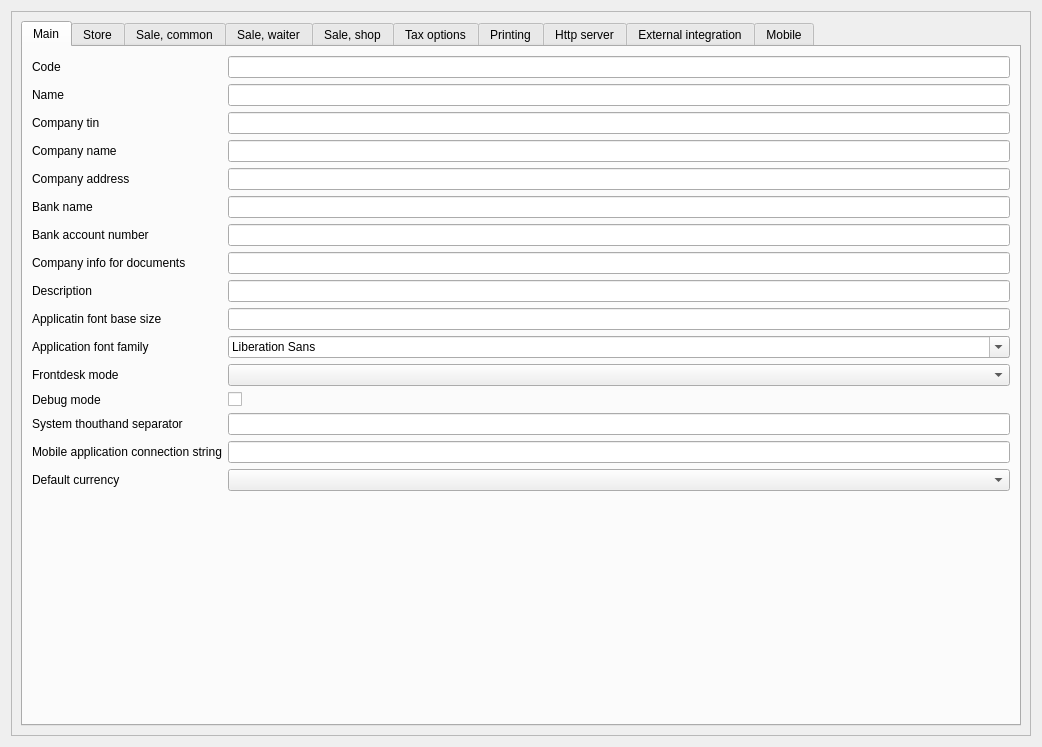
Before: the Qt Designer form Reports/c5settingswidget.ui in End1-1/Cafe5, drawn with Qt 5.
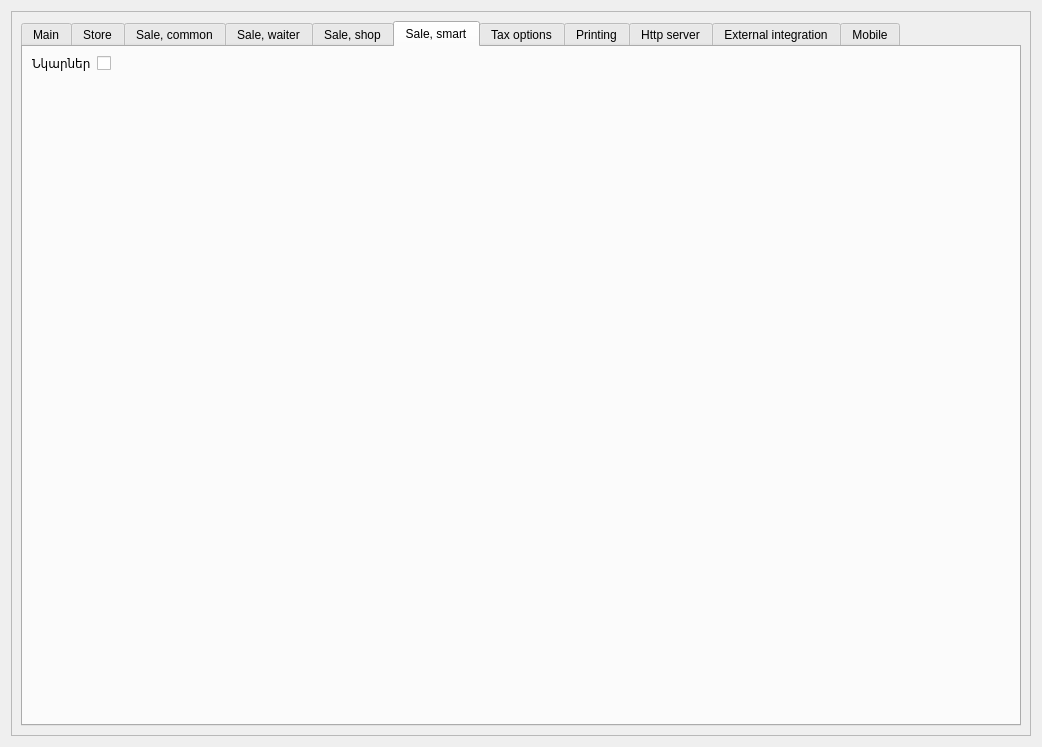
After: the same form once the commit is applied. The open tabs and pages were chosen to show the change. Custom widgets are drawn as their Qt base class.

What changed in the file:
```diff
--- a/Reports/c5settingswidget.ui
+++ b/Reports/c5settingswidget.ui
@@ -42,8 +42,8 @@
        <rect>
         <x>0</x>
         <y>0</y>
-        <width>1018</width>
-        <height>723</height>
+        <width>1001</width>
+        <height>808</height>
        </rect>
       </property>
       <layout class="QHBoxLayout" name="horizontalLayout_2">
@@ -1439,6 +1439,40 @@
            </item>
           </layout>
          </widget>
+         <widget class="QWidget" name="tab_11">
+          <attribute name="title">
+           <string>Sale, smart</string>
+          </attribute>
+          <layout class="QFormLayout" name="formLayout_4">
+           <item row="3" column="0">
+            <spacer name="verticalSpacer_11">
+             <property name="orientation">
+              <enum>Qt::Orientation::Vertical</enum>
+             </property>
+             <property name="sizeHint" stdset="0">
+              <size>
+               <width>20</width>
+               <height>40</height>
+              </size>
+             </property>
+            </spacer>
+           </item>
+           <item row="0" column="0">
+            <widget class="QLabel" name="label_36">
+             <property name="text">
+              <string>Նկարներ</string>
+             </property>
+            </widget>
+           </item>
+           <item row="0" column="1">
+            <widget class="QCheckBox" name="chSmartPictures">
+             <property name="text">
+              <string/>
+             </property>
+            </widget>
+           </item>
+          </layout>
+         </widget>
          <widget class="QWidget" name="tab_4">
           <attribute name="title">
            <string>Tax options</string>
@@ -2440,16 +2474,16 @@
    <extends>QLineEdit</extends>
    <header location="global">c5lineeditwithselector.h</header>
   </customwidget>
-  <customwidget>
-   <class>C5LineEdit</class>
-   <extends>QLineEdit</extends>
-   <header location="global">c5lineedit.h</header>
-  </customwidget>
   <customwidget>
    <class>C5ComboBox</class>
    <extends>QComboBox</extends>
    <header location="global">c5combobox.h</header>
   </customwidget>
+  <customwidget>
+   <class>C5LineEdit</class>
+   <extends>QLineEdit</extends>
+   <header location="global">c5lineedit.h</header>
+  </customwidget>
   <customwidget>
    <class>C5CheckBox</class>
    <extends>QCheckBox</extends>
```
